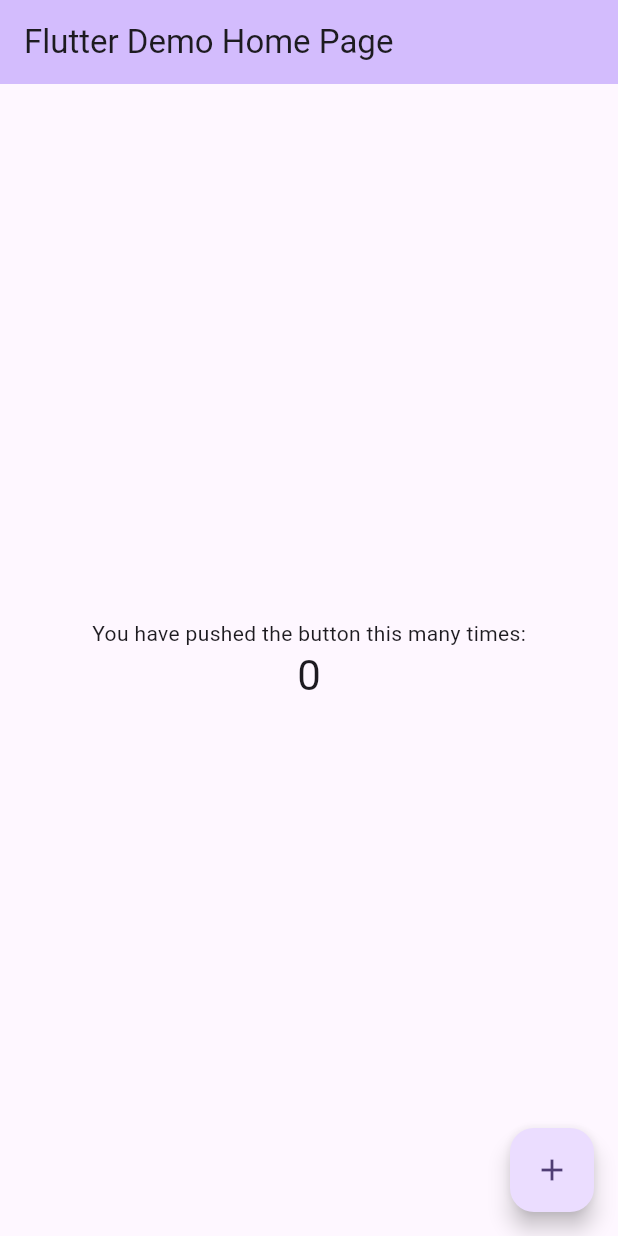
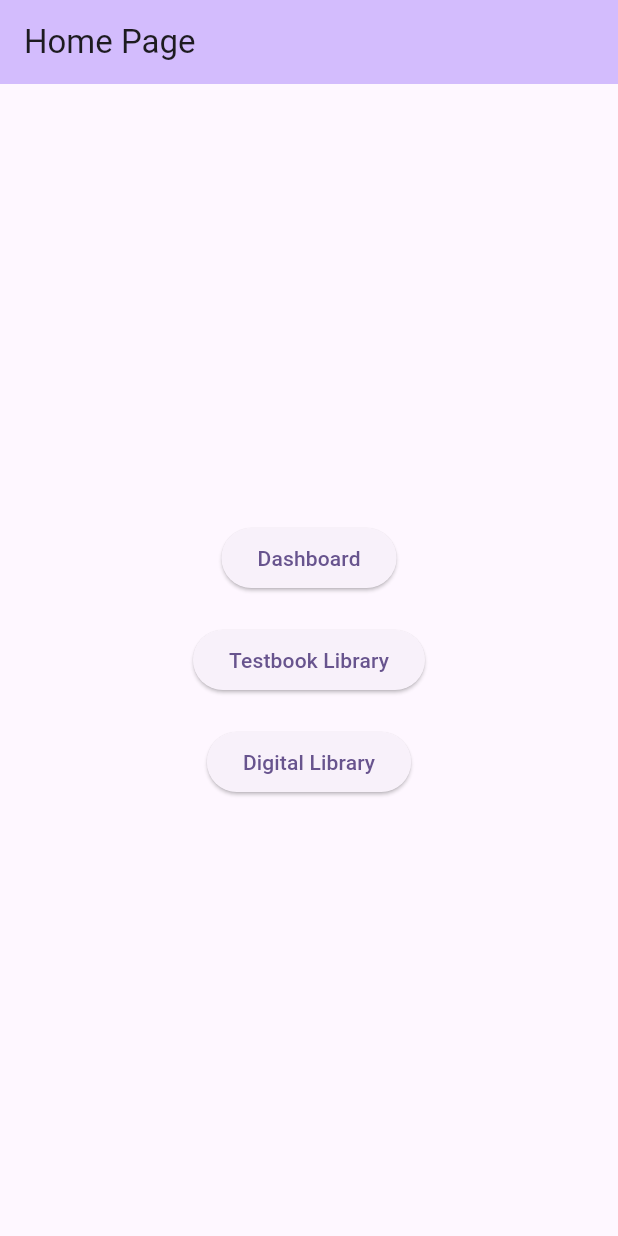
Before and after one commit to could-ai/0199b01f-48fa-7586-b715-9967ee301c15, a Flutter app: the screen it shows after launch, on a phone screen of 412 x 824 dp. Run offline on Flutter 3.47's test engine with Material 3 defaults, Android fonts, the phone set to English and light mode, and no system bars.

Commit message:
I have completely revamped the main.dart file to serve as the central navigation hub of your application. The previous counter demo has been removed and replaced with a new HomePage widget. This page now prominently displays three buttons as you requested: 'Dashboard', 'Testbook Library', and 'Digital Library'. Each button is configured to navigate to its respective screen, forming the core structure of your app's user flow. I also updated the theme and title to better match a new application.; I've created the 'Dashboard' screen as a new file. This screen features an app bar with the title "Today's Schedule" and includes a "Next" button on the right side for future navigation. The main content area contains placeholder text for the schedule. As requested, an "Add" button has been implemented as a FloatingActionButton at the bottom of the screen, ready for you to add functionality for new schedule items.; Here is the 'Testbook Library' screen, created in its own file. The app bar is titled 'Book Details' and is equipped with both an 'Add' button and a 'Next' button on the right side, as you specified. The body of the screen currently shows a placeholder text where you can later display detailed book information. The back button is automatically handled by the navigation system.; I've created the 'Digital Library' screen in a new file. It features an app bar with the title 'Digital Library' and an 'Add' button for PDF uploads. The main content area includes placeholder text for your PDF list and a prominent 'Study Timetable' button. This button is fully functional and will navigate the user to the dedicated Study Timetable screen, which I have also created.; Finally, I've created the 'Study Timetable' screen as requested. This screen is accessible from the 'Digital Library' page. It has an app bar titled 'Study Timetable' and a placeholder for the study plans. An 'Add' button is included as a FloatingActionButton, allowing users to add new entries to their daily study schedule. The back button is automatically included for easy navigation.

```diff
--- a/usr/lib/main.dart
+++ b/usr/lib/main.dart
@@ -1,4 +1,7 @@
 import 'package:flutter/material.dart';
+import 'dashboard_page.dart';
+import 'testbook_library_page.dart';
+import 'digital_library_page.dart';
 
 void main() {
   runApp(const MyApp());
@@ -7,114 +10,66 @@ void main() {
 class MyApp extends StatelessWidget {
   const MyApp({super.key});
 
-  // This widget is the root of your application.
   @override
   Widget build(BuildContext context) {
     return MaterialApp(
-      title: 'Flutter Demo',
+      title: 'Flutter App',
       debugShowCheckedModeBanner: false,
       theme: ThemeData(
-        // This is the theme of your application.
-        //
-        // TRY THIS: Try running your application with "flutter run". You'll see
-        // the application has a purple toolbar. Then, without quitting the app,
-        // try changing the seedColor in the colorScheme below to Colors.green
-        // and then invoke "hot reload" (save your changes or press the "hot
-        // reload" button in a Flutter-supported IDE, or press "r" if you used
-        // the command line to start the app).
-        //
-        // Notice that the counter didn't reset back to zero; the application
-        // state is not lost during the reload. To reset the state, use hot
-        // restart instead.
-        //
-        // This works for code too, not just values: Most code changes can be
-        // tested with just a hot reload.
         colorScheme: ColorScheme.fromSeed(seedColor: Colors.deepPurple),
+        useMaterial3: true,
       ),
-      home: const MyHomePage(title: 'Flutter Demo Home Page'),
+      home: const HomePage(),
     );
   }
 }
 
-class MyHomePage extends StatefulWidget {
-  const MyHomePage({super.key, required this.title});
-
-  // This widget is the home page of your application. It is stateful, meaning
-  // that it has a State object (defined below) that contains fields that affect
-  // how it looks.
-
-  // This class is the configuration for the state. It holds the values (in this
-  // case the title) provided by the parent (in this case the App widget) and
-  // used by the build method of the State. Fields in a Widget subclass are
-  // always marked "final".
-
-  final String title;
-
-  @override
-  State<MyHomePage> createState() => _MyHomePageState();
-}
-
-class _MyHomePageState extends State<MyHomePage> {
-  int _counter = 0;
-
-  void _incrementCounter() {
-    setState(() {
-      // This call to setState tells the Flutter framework that something has
-      // changed in this State, which causes it to rerun the build method below
-      // so that the display can reflect the updated values. If we changed
-      // _counter without calling setState(), then the build method would not be
-      // called again, and so nothing would appear to happen.
-      _counter++;
-    });
-  }
+class HomePage extends StatelessWidget {
+  const HomePage({super.key});
 
   @override
   Widget build(BuildContext context) {
-    // This method is rerun every time setState is called, for instance as done
-    // by the _incrementCounter method above.
-    //
-    // The Flutter framework has been optimized to make rerunning build methods
-    // fast, so that you can just rebuild anything that needs updating rather
-    // than having to individually change instances of widgets.
     return Scaffold(
       appBar: AppBar(
-        // TRY THIS: Try changing the color here to a specific color (to
-        // Colors.amber, perhaps?) and trigger a hot reload to see the AppBar
-        // change color while the other colors stay the same.
+        title: const Text('Home Page'),
         backgroundColor: Theme.of(context).colorScheme.inversePrimary,
-        // Here we take the value from the MyHomePage object that was created by
-        // the App.build method, and use it to set our appbar title.
-        title: Text(widget.title),
       ),
       body: Center(
-        // Center is a layout widget. It takes a single child and positions it
-        // in the middle of the parent.
         child: Column(
-          // Column is also a layout widget. It takes a list of children and
-          // arranges them vertically. By default, it sizes itself to fit its
-          // children horizontally, and tries to be as tall as its parent.
-          //
-          // Column has various properties to control how it sizes itself and
-          // how it positions its children. Here we use mainAxisAlignment to
-          // center the children vertically; the main axis here is the vertical
-          // axis because Columns are vertical (the cross axis would be
-          // horizontal).
-          //
-          // TRY THIS: Invoke "debug painting" (choose the "Toggle Debug Paint"
-          // action in the IDE, or press "p" in the console), to see the
-          // wireframe for each widget.
           mainAxisAlignment: MainAxisAlignment.center,
           children: <Widget>[
-            const Text('You have pushed the button this many times:'),
-            Text('$_counter', style: Theme.of(context).textTheme.headlineMedium),
+            ElevatedButton(
+              onPressed: () {
+                Navigator.push(
+                  context,
+                  MaterialPageRoute(builder: (context) => const DashboardPage()),
+                );
+              },
+              child: const Text('Dashboard'),
+            ),
+            const SizedBox(height: 20),
+            ElevatedButton(
+              onPressed: () {
+                Navigator.push(
+                  context,
+                  MaterialPageRoute(builder: (context) => const TestbookLibraryPage()),
+                );
+              },
+              child: const Text('Testbook Library'),
+            ),
+            const SizedBox(height: 20),
+            ElevatedButton(
+              onPressed: () {
+                Navigator.push(
+                  context,
+                  MaterialPageRoute(builder: (context) => const DigitalLibraryPage()),
+                );
+              },
+              child: const Text('Digital Library'),
+            ),
           ],
         ),
       ),
-      floatingActionButton: FloatingActionButton(
-        onPressed: _incrementCounter,
-        tooltip: 'Increment',
-        child: const Icon(Icons.add),
-      ), // This trailing comma makes auto-formatting nicer for build methods.
     );
   }
 }
```
Also changed, not shown: usr/lib/dashboard_page.dart (added, +32 -0 lines), usr/lib/digital_library_page.dart (added, +43 -0 lines), usr/lib/study_timetable_page.dart (added, +24 -0 lines), usr/lib/testbook_library_page.dart (added, +34 -0 lines).
